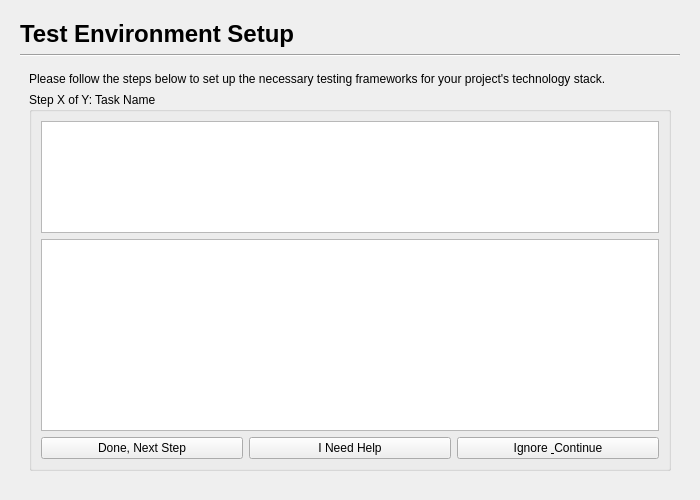
This is gui/test_env_page.ui in mariolewis/asdf_factory as Qt 5 draws it before an edit. The edited form follows.
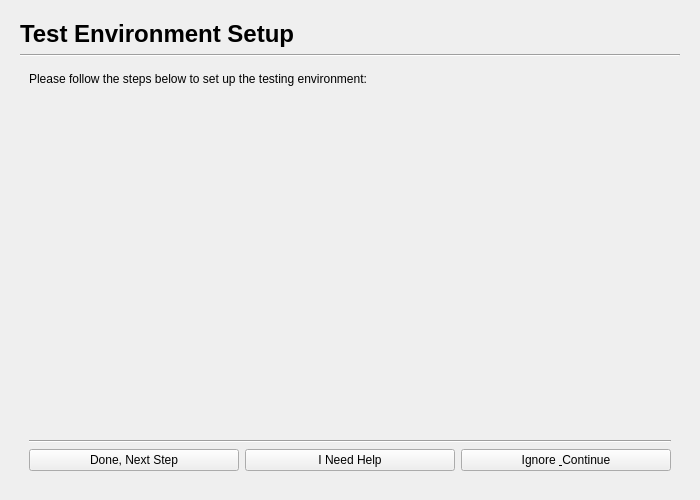
This is the edited form. The open tabs and pages were chosen to show the change.

```diff
--- a/gui/test_env_page.ui
+++ b/gui/test_env_page.ui
@@ -50,7 +50,9 @@
        <item>
         <widget class="QLabel" name="instructionLabel">
          <property name="text">
-          <string>Please follow the steps below to set up the necessary testing frameworks for your project's technology stack.</string>
+          <string>The system will now analyze the project's Technical Specification to generate a step-by-step guide for setting up the required testing environment.
+
+Click 'Start Analysis' to proceed.</string>
          </property>
          <property name="wordWrap">
           <bool>true</bool>
@@ -58,22 +60,43 @@
         </widget>
        </item>
        <item>
-        <widget class="QGroupBox" name="taskGroupBox">
-         <property name="title">
-          <string>Step X of Y: Task Name</string>
+        <widget class="QPushButton" name="startButton">
+         <property name="text">
+          <string>Start Analysis</string>
          </property>
-         <layout class="QVBoxLayout" name="verticalLayout_3" stretch="1,0,0">
+        </widget>
+       </item>
           <item>
-           <widget class="QTextEdit" name="taskInstructionsTextEdit">
-            <property name="readOnly">
-             <bool>true</bool>
-            </property>
-           </widget>
+        <spacer name="verticalSpacer">
+         <property name="orientation">
+          <enum>Qt::Vertical</enum>
+         </property>
+         <property name="sizeHint" stdset="0">
+          <size>
+           <width>20</width>
+           <height>40</height>
+          </size>
+         </property>
+        </spacer>
+       </item>
+      </layout>
+     </widget>
+     <widget class="QWidget" name="checklistPage">
+      <layout class="QVBoxLayout" name="verticalLayout_3">
+       <item>
+        <widget class="QLabel" name="checklistHeaderLabel">
+         <property name="text">
+          <string>Please follow the steps below to set up the testing environment:</string>
+         </property>
+        </widget>
           </item>
           <item>
-           <widget class="QTextEdit" name="helpTextEdit">
-            <property name="readOnly">
-             <bool>true</bool>
+        <widget class="QStackedWidget" name="stepsStackedWidget"/>
+       </item>
+       <item>
+        <widget class="Line" name="line_2">
+         <property name="orientation">
+          <enum>Qt::Horizontal</enum>
             </property>
            </widget>
           </item>
@@ -104,10 +127,7 @@
           </item>
          </layout>
         </widget>
-       </item>
-      </layout>
-     </widget>
-     <widget class="QWidget" name="finalConfirmPage">
+     <widget class="QWidget" name="finalizePage">
       <layout class="QVBoxLayout" name="verticalLayout_4">
        <item>
         <widget class="QLabel" name="successLabel">
```
Left out of the diff: 30 changed lines with no effect on the pictures. Lines whose indentation alone changed are shown as unchanged.
